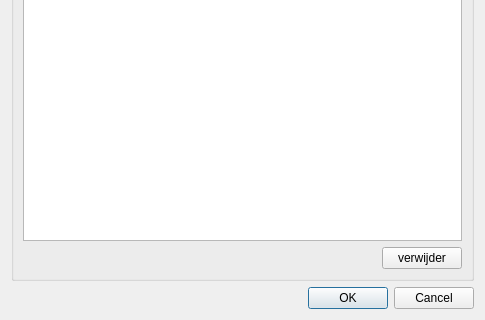
This is presetdialog.ui in herwinjan/QuickImport as Qt 5 draws it before an edit; both pictures show x 0 to 485 and y 233 to 553 of the 485 by 553 pixel window. The edited form follows.
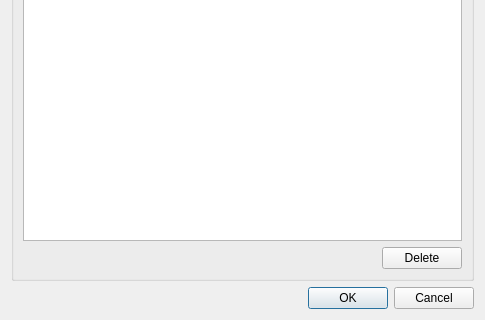
This is the edited form.

```diff
--- a/presetdialog.ui
+++ b/presetdialog.ui
@@ -75,7 +75,7 @@
         <item>
          <widget class="QPushButton" name="removeButton">
           <property name="text">
-           <string>verwijder</string>
+           <string>Delete</string>
           </property>
          </widget>
         </item>
```
